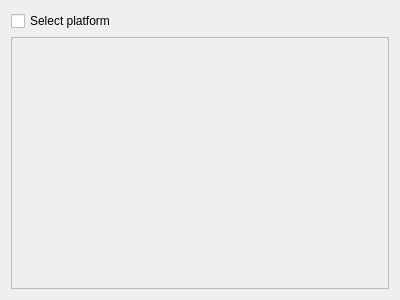
This is pages/pageselectplatform.ui in HamedMasafi/confiqt as Qt 5 draws it before an edit. The edited form follows.
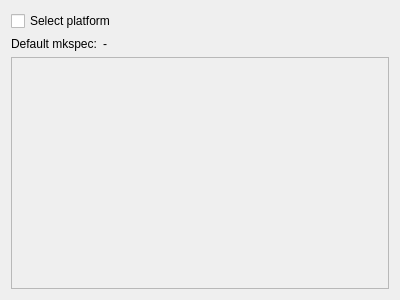
This is the edited form.

Diff of the .ui file:
```diff
--- a/pages/pageselectplatform.ui
+++ b/pages/pageselectplatform.ui
@@ -24,6 +24,30 @@
      </property>
     </widget>
    </item>
+   <item>
+    <layout class="QHBoxLayout" name="horizontalLayout">
+     <item>
+      <widget class="QLabel" name="label_4">
+       <property name="sizePolicy">
+        <sizepolicy hsizetype="Maximum" vsizetype="Preferred">
+         <horstretch>0</horstretch>
+         <verstretch>0</verstretch>
+        </sizepolicy>
+       </property>
+       <property name="text">
+        <string>Default mkspec:</string>
+       </property>
+      </widget>
+     </item>
+     <item>
+      <widget class="QLabel" name="labelDefaultMkspec">
+       <property name="text">
+        <string>-</string>
+       </property>
+      </widget>
+     </item>
+    </layout>
+   </item>
    <item>
     <widget class="QListWidget" name="listWidgetPlatform">
      <property name="enabled">
```
